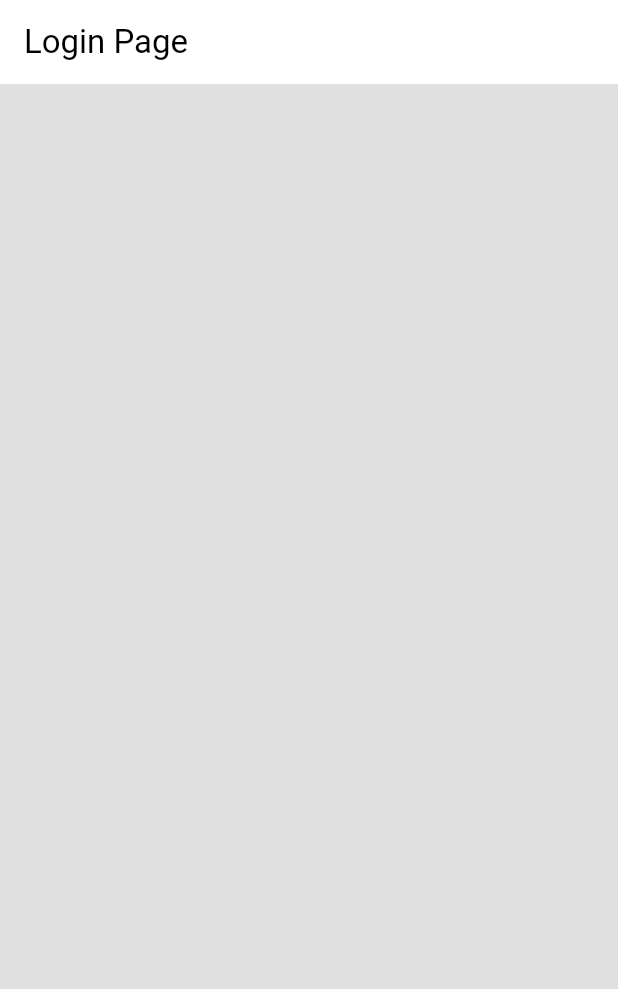
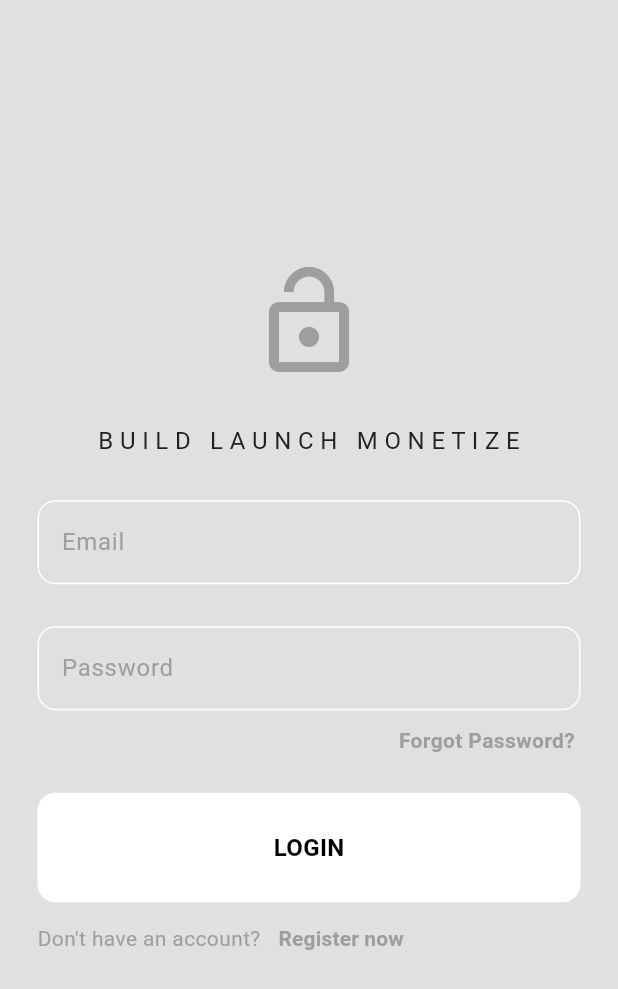
Before and after one commit to yasield74/flutter-course, a Flutter app: the screen it shows after launch, on a phone screen of 412 x 824 dp. Shown: the top 989 px of the screen. Run offline on Flutter 3.47's test engine with Material 3 defaults, Android fonts, the phone set to English and light mode, and no system bars; our stand-ins replace animate_do, auto_route, card_swiper, dartz, dio, firebase_auth and 10 more; missing offline and left inert: oauth2; accounts and stored records are empty.

Commit message:
some changes on other projects.

```diff
--- a/flutter_login_bloc/lib/features/auth/data/firebase_auth_repo.dart
+++ b/flutter_login_bloc/lib/features/auth/data/firebase_auth_repo.dart
@@ -40,7 +40,7 @@ class FirebaseAuthRepo implements AuthRepo {
   }
 
   @override
-  Future<AppUser> registerWithEmailPassword(String email, String password) async {
+  Future<AppUser> registerWithEmailPassword(String name, String email, String password) async {
     try {
 
        UserCredential userCredential =  await firebaseAuth
--- a/flutter_login_bloc/lib/features/auth/domain/repo/auth_repo.dart
+++ b/flutter_login_bloc/lib/features/auth/domain/repo/auth_repo.dart
@@ -2,7 +2,7 @@ import 'package:flutter_login_bloc/features/auth/domain/entities/app_user.dart';
 
 abstract class AuthRepo {
   Future<AppUser?> loginWithEmailPassword(String email, String password);
-  Future<AppUser?> registerWithEmailPassword(
+  Future<AppUser?> registerWithEmailPassword(String name,
       String email, String password);
   Future<void> logOut();
   Future<AppUser?> getCurrentUser();
--- /dev/null
+++ b/flutter_login_bloc/lib/features/auth/presentation/components/my_button.dart
@@ -0,0 +1,22 @@
+import 'package:flutter/material.dart';
+
+class MyButton extends StatelessWidget {
+
+  final void Function()? onTap;
+  final String text;
+  const MyButton({super.key, required this.onTap, required  this.text });
+  @override
+  Widget build(BuildContext context) {
+    return  GestureDetector(
+      onTap: onTap,
+      child: Container(
+        padding: EdgeInsets.all(25),
+        decoration: BoxDecoration(
+          color: Theme.of(context).colorScheme.tertiary,
+          borderRadius: BorderRadius.circular(12),
+        ),
+        child: Center(child: Text(text, style: TextStyle( fontWeight: FontWeight.bold, fontSize: 16),)),
+      ),
+    );
+  }
+}
--- /dev/null
+++ b/flutter_login_bloc/lib/features/auth/presentation/components/my_textfield.dart
@@ -0,0 +1,37 @@
+import 'package:flutter/material.dart';
+
+
+class MyTextField extends StatelessWidget {
+  final TextEditingController controller;
+  final String hintText;
+  final bool obscureText;
+  const MyTextField({super.key, required this.controller, required this.hintText, required this.obscureText});
+
+  @override
+  Widget build(BuildContext context) {
+    return  TextField(
+      controller: controller,
+      decoration: InputDecoration(
+        hintText: hintText,
+        //borders when selected
+        focusedBorder: OutlineInputBorder(
+          borderSide: BorderSide(color: Theme.of(context).colorScheme.primary),
+            borderRadius: BorderRadius.circular(12)
+        ),
+
+        //borders when unselected
+        enabledBorder: OutlineInputBorder(
+          borderSide: BorderSide(color: Theme.of(context).colorScheme.tertiary),
+          borderRadius: BorderRadius.circular(12)
+        ),
+        hintStyle: TextStyle(color: Theme.of(context).colorScheme.primary),
+        fillColor: Theme.of(context).colorScheme.secondary,
+
+      ),
+      obscureText: obscureText,
+
+    );
+
+
+  }
+}
--- a/flutter_login_bloc/lib/features/auth/presentation/cubits/auth_cubit.dart
+++ b/flutter_login_bloc/lib/features/auth/presentation/cubits/auth_cubit.dart
@@ -45,10 +45,10 @@ class AuthCubit extends Cubit<AuthState> {
 
   }
 
-  Future<void> register (String email, String password) async {
+  Future<void> register (String name,String email, String password) async {
    try {
      emit (AuthLoading());
-      final user = await authRepository.registerWithEmailPassword(email, password);
+      final user = await authRepository.registerWithEmailPassword(name, email, password);
       if (user != null) {
         _currentUser = user;
         emit(Authenticated(user));
--- /dev/null
+++ b/flutter_login_bloc/lib/features/auth/presentation/pages/auth_page.dart
@@ -0,0 +1,29 @@
+import 'package:flutter/material.dart';
+import 'package:flutter_login_bloc/features/auth/presentation/pages/login_page.dart';
+import 'package:flutter_login_bloc/features/auth/presentation/pages/register_page.dart';
+
+class AuthPage extends StatefulWidget {
+  const AuthPage({super.key});
+
+  @override
+  State<AuthPage> createState() => _AuthPageState();
+}
+
+class _AuthPageState extends State<AuthPage> {
+
+  bool showLoginPage = true;
+  void togglePages() {
+    setState(() {
+      showLoginPage = !showLoginPage;
+    });
+  }
+
+  @override
+  Widget build(BuildContext context) {
+    if (showLoginPage) {
+      return LoginPage(togglePages: togglePages,);
+    } else {
+      return RegisterPage(togglePages: togglePages,);
+    }
+  }
+}
--- a/flutter_login_bloc/lib/features/auth/presentation/pages/login_page.dart
+++ b/flutter_login_bloc/lib/features/auth/presentation/pages/login_page.dart
@@ -1,17 +1,146 @@
 import 'package:flutter/material.dart';
+import 'package:flutter_bloc/flutter_bloc.dart';
+import 'package:flutter_login_bloc/features/auth/presentation/components/my_button.dart';
+import 'package:flutter_login_bloc/features/auth/presentation/components/my_textfield.dart';
+import 'package:flutter_login_bloc/features/auth/presentation/cubits/auth_cubit.dart';
 class LoginPage extends StatefulWidget {
-  const LoginPage({super.key});
+   final void Function()? togglePages;
+  const LoginPage({super.key, required this.togglePages});
 
   @override
   State<LoginPage> createState() => _LoginPageState();
 }
 
 class _LoginPageState extends State<LoginPage> {
+
+
+  final TextEditingController emailController = TextEditingController();
+  final TextEditingController passwordController = TextEditingController();
+
+   late final authCubit = context.read<AuthCubit>();
+
+
+
+  void onForgotPassword(){
+    // Handle forgot password
+    showDialog(context: context, builder: (context)=> AlertDialog(
+      title: Text("Forgot Password"),
+      content: MyTextField(controller: emailController, hintText: "Enter email", obscureText: false),
+      actions: [
+        TextButton(
+          onPressed: () {
+            Navigator.of(context).pop();
+          },
+          child: Text("Cancel"),
+        ),
+        TextButton(
+          onPressed: () async  {
+          String message = await authCubit.forgotPassword(  emailController.text);
+          if(message == "Password reset email sent"){
+            Navigator.pop(context) ;
+            emailController.clear();
+          }
+          ScaffoldMessenger.of(context).showSnackBar(
+            SnackBar(content: Text(message))
+          );
+          },
+          child: Text("Reset"),
+        ),
+      ],
+    ));
+  }
+
+  void login(){
+
+    //prepare info
+    final String email = emailController.text;
+    final String password = passwordController.text;
+
+    //Auth Cubit
+
+
+    //ensure fields are not empty
+    if(email.isNotEmpty && password.isNotEmpty){
+      authCubit.login(email, password);
+   } else {
+    ScaffoldMessenger.of(context).showSnackBar(
+      const SnackBar(content: Text("Please fill in all fields"))
+    );
+   }
+   }
+
+
   @override
   Widget build(BuildContext context) {
+
+    //Scaffold
     return Scaffold(
-      appBar: AppBar(
-        title: const Text('Login Page'),
+
+
+      //Body
+      body: Center(
+        child: Padding(
+          padding: const EdgeInsets.symmetric(horizontal: 25.0),
+          child: Column(
+            mainAxisAlignment: MainAxisAlignment.center ,
+            children: [
+            //LOGO
+            Icon(Icons.lock_open, size: 80, color: Theme.of(context).colorScheme.primary,),
+            //NAME OF THE APP
+            const SizedBox(height: 28 ,),
+           Text("B U I L D   L A U N C H   M O N E T I Z E", style: TextStyle(fontSize: 16, color: Theme.of(context).colorScheme.inversePrimary),),
+            //EMAIL TEXT FIELD
+             const SizedBox(height: 28 ,),
+             MyTextField(controller: emailController,
+             hintText: "Email",
+             obscureText: false,),
+
+
+            //PASSWORD TEXT FIELD
+
+             const SizedBox(height: 28 ,),
+             MyTextField(controller: passwordController,
+             hintText: "Password",
+             obscureText: true,),
+
+
+            //FORGOT PASSWORD
+            const SizedBox(height: 10 ,),
+            Row(
+              mainAxisAlignment: MainAxisAlignment.end,
+              children: [
+                GestureDetector(
+                  child: Text("Forgot Password? ", style: TextStyle(color: Theme.of(context).colorScheme.primary, fontWeight: FontWeight.bold),),
+                  onTap: () => onForgotPassword(),
+                ),
+              ],
+            ),
+
+
+            //LOGIN BUTTON
+            const SizedBox(height: 25 ,),
+            MyButton(
+              text: "LOGIN",
+              onTap: () => login(),
+            ),
+
+            //OAUTH GOOGLE + APPLE
+
+
+            //DONT HAVE AN ACCOUNT
+            Row(children: [
+              Text("Don't have an account?", style: TextStyle(color: Theme.of(context).colorScheme.primary),),
+              TextButton(
+                onPressed: () {
+
+                },
+                child: GestureDetector(
+                  onTap: () => widget.togglePages!(),
+                  child: Text("Register now", style: TextStyle(color: Theme.of(context).colorScheme.primary, fontWeight: FontWeight.bold),)),
+              )
+            ],)
+          ],),
+        ),
       ),
     );
   }
--- a/flutter_login_bloc/lib/main.dart
+++ b/flutter_login_bloc/lib/main.dart
@@ -1,6 +1,11 @@
 import 'package:firebase_core/firebase_core.dart';
 import 'package:flutter/material.dart';
-import 'package:flutter_login_bloc/features/auth/presentation/pages/login_page.dart';
+import 'package:flutter_bloc/flutter_bloc.dart';
+import 'package:flutter_login_bloc/features/auth/data/firebase_auth_repo.dart';
+import 'package:flutter_login_bloc/features/auth/presentation/cubits/auth_cubit.dart';
+import 'package:flutter_login_bloc/features/auth/presentation/cubits/auth_state.dart';
+import 'package:flutter_login_bloc/features/auth/presentation/pages/auth_page.dart';
+import 'package:flutter_login_bloc/features/home/presentation/pages/home_page.dart';
 import 'package:flutter_login_bloc/theme/dark_mode.dart';
 import 'package:flutter_login_bloc/theme/light_mode.dart';
 import 'package:flutter_login_bloc/firebase_options.dart';
@@ -8,21 +13,56 @@ import 'package:flutter_login_bloc/firebase_options.dart';
 void main() async  {
   WidgetsFlutterBinding.ensureInitialized();
   await Firebase.initializeApp(options: DefaultFirebaseOptions.currentPlatform);
-   runApp(const MyApp());
+   runApp( MyApp());
 
 
 }
 
 class MyApp extends StatelessWidget {
-  const MyApp({super.key});
+
+  final firebaseAuthRepo = FirebaseAuthRepo();
+   MyApp({super.key});
 
   @override
   Widget build(BuildContext context) {
-    return MaterialApp(
-      debugShowCheckedModeBanner: false,
-      home:LoginPage(),
-      theme: lightMode,
-      darkTheme: darkMode,
+    return MultiBlocProvider(
+      providers: [
+        BlocProvider(
+          create: (context) => AuthCubit(authRepository: firebaseAuthRepo)..checkAuth(),
+        ),
+      ],
+      child: MaterialApp(
+        debugShowCheckedModeBanner: false,
+        theme: lightMode,
+        darkTheme: darkMode,
+          home: BlocConsumer<AuthCubit, AuthState>(builder: (context, state){
+
+            print(state);
+            //unauthenticated  -> auth page (login/register)
+            if(state is Unauthenticated){
+              return AuthPage();
+            }
+
+            //authenticated -> home page
+
+            if(state is Authenticated){
+              return HomePage();
+            } else {
+              return Center(child: CircularProgressIndicator(),);
+            }
+
+
+            //loading
+
+          }, listener: (context, state) {
+            if(state is AuthError){
+              ScaffoldMessenger.of(context).showSnackBar(
+                SnackBar(content: Text(state.message))
+              );
+            }
+           },)
+      ),
     );
+
   }
 }
--- a/flutter_login_bloc/lib/theme/dark_mode.dart
+++ b/flutter_login_bloc/lib/theme/dark_mode.dart
@@ -2,10 +2,10 @@ import 'package:flutter/material.dart';
 
 
 ThemeData darkMode=ThemeData(
-  colorScheme: ColorScheme.light(
+  colorScheme: ColorScheme.dark(
     primary: Colors.grey.shade500,
-    secondary: Colors.grey.shade700,
-    tertiary: Colors.grey.shade900,
+    secondary: Color.fromARGB(255, 39, 39, 39),
+    tertiary: Color.fromARGB(255, 25, 25, 25),
     inversePrimary: Colors.grey.shade300
   ),
   scaffoldBackgroundColor: Colors.grey.shade900
```
Also changed, not shown: flutter_login_bloc/lib/features/auth/presentation/pages/register_page.dart (added, +141 -0 lines), flutter_login_bloc/lib/features/home/presentation/pages/home_page.dart (added, +30 -0 lines), 1 other file.
